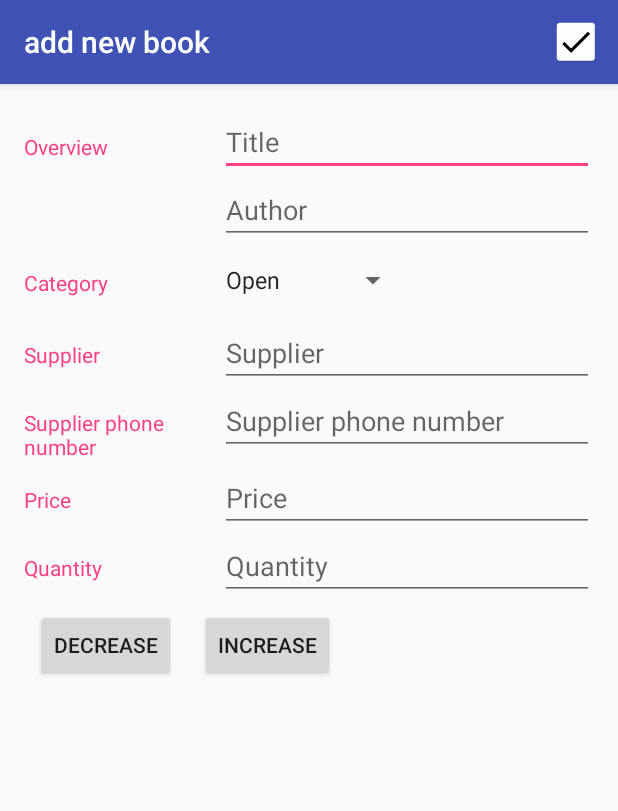
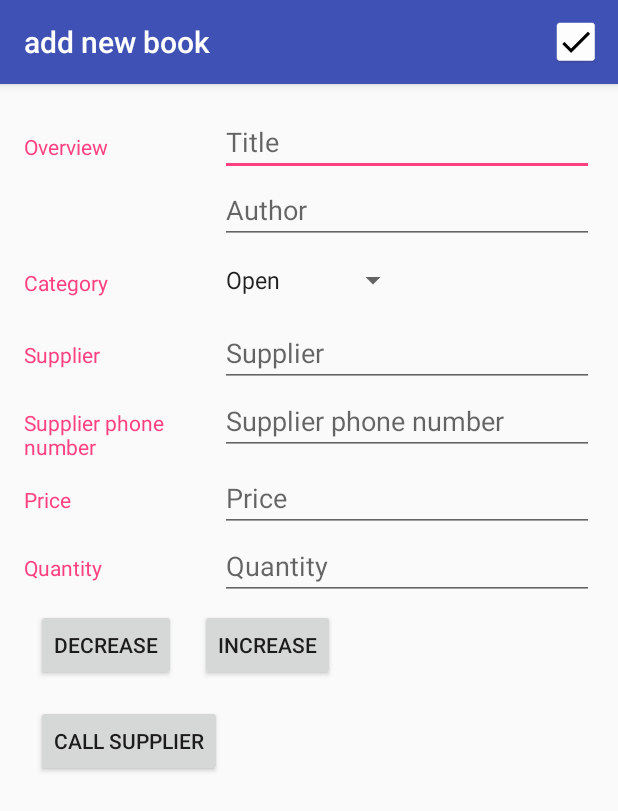
Before and after one commit to idzikowskijedrzej/InventoryApp2, an Android app: the EditActivity screen opened directly, with no data from a screen before it, on a phone screen of 412 x 824 dp. Shown: the top 811 px of the screen. Run offline under Robolectric (Android 15) with nearby library versions, the phone set to English and light mode, and no system bars.

Commit message:
Added callSupplier Button with functionality

```diff
--- a/app/src/main/java/com/example/jedrzej/inventoryapp2/EditActivity.java
+++ b/app/src/main/java/com/example/jedrzej/inventoryapp2/EditActivity.java
@@ -45,6 +45,7 @@ public class EditActivity extends AppCompatActivity implements
     private EditText quantityEditText;
     private Button increaseQuantity;
     private Button decreaseQuantity;
+    private Button callSupplier;
 
     private int category = BookEntry.CATEGORY_UNKNOWN;
 
@@ -95,6 +96,7 @@ public class EditActivity extends AppCompatActivity implements
         quantityEditText = findViewById(R.id.edit_book_quantity);
         increaseQuantity = findViewById(R.id.increase_btn);
         decreaseQuantity = findViewById(R.id.decrease_btn);
+        callSupplier = findViewById(R.id.call_btn);
 
         increaseQuantity.setOnClickListener(new View.OnClickListener() {
             @Override
@@ -114,6 +116,20 @@ public class EditActivity extends AppCompatActivity implements
                     i--;
                 }
                 quantityEditText.setText(String.valueOf(i));
+            }
+        });
+
+        callSupplier.setOnClickListener(new View.OnClickListener() {
+            @Override
+            public void onClick(View v) {
+                try {
+                    String uri = "tel:" + supplierPhoneEditText.getText().toString().trim();
+                    Intent intent = new Intent(Intent.ACTION_DIAL);
+                    intent.setData(Uri.parse(uri));
+                    startActivity(intent);
+                } catch (Exception e) {
+                    Toast.makeText(v.getContext(), R.string.call_error, Toast.LENGTH_SHORT).show();
+                }
             }
         });
 
--- a/app/src/main/res/layout/activity_edit.xml
+++ b/app/src/main/res/layout/activity_edit.xml
@@ -16,30 +16,30 @@
 
         <!-- Label -->
         <TextView
-            android:text="@string/book_overview"
-            style="@style/CategoryStyle" />
+            style="@style/CategoryStyle"
+            android:text="@string/book_overview" />
 
         <!-- Input fields -->
         <LinearLayout
+            android:layout_width="0dp"
             android:layout_height="wrap_content"
-            android:layout_width="0dp"
             android:layout_weight="2"
-            android:paddingLeft="4dp"
-            android:orientation="vertical">
+            android:orientation="vertical"
+            android:paddingLeft="4dp">
 
             <!-- Name field -->
             <EditText
                 android:id="@+id/edit_book_name"
+                style="@style/EditorFieldStyle"
                 android:hint="@string/book_hint_name"
-                android:inputType="textCapWords"
-                style="@style/EditorFieldStyle" />
+                android:inputType="textCapWords" />
 
             <!-- Breed field -->
             <EditText
                 android:id="@+id/edit_book_author"
+                style="@style/EditorFieldStyle"
                 android:hint="@string/book_hint_author"
-                android:inputType="textCapWords"
-                style="@style/EditorFieldStyle" />
+                android:inputType="textCapWords" />
         </LinearLayout>
     </LinearLayout>
 
@@ -51,21 +51,21 @@
 
         <!-- Label -->
         <TextView
-            android:text="@string/book_category"
-            style="@style/CategoryStyle" />
+            style="@style/CategoryStyle"
+            android:text="@string/book_category" />
 
         <!-- Input field -->
         <LinearLayout
+            android:layout_width="0dp"
             android:layout_height="wrap_content"
-            android:layout_width="0dp"
             android:layout_weight="2"
             android:orientation="vertical">
 
             <!-- Gender drop-down spinner -->
             <Spinner
                 android:id="@+id/spinner_category"
+                android:layout_width="wrap_content"
                 android:layout_height="48dp"
-                android:layout_width="wrap_content"
                 android:paddingRight="16dp"
                 android:spinnerMode="dropdown"/>
         </LinearLayout>
@@ -79,22 +79,22 @@
 
         <!-- Label -->
         <TextView
-            android:text="@string/book_supplier"
-            style="@style/CategoryStyle" />
+            style="@style/CategoryStyle"
+            android:text="@string/book_supplier" />
 
         <!-- Input fields -->
         <RelativeLayout
+            android:layout_width="0dp"
             android:layout_height="wrap_content"
-            android:layout_width="0dp"
             android:layout_weight="2"
             android:paddingLeft="4dp">
 
             <!-- Weight field -->
             <EditText
                 android:id="@+id/edit_supplier"
+                style="@style/EditorFieldStyle"
                 android:hint="@string/book_supplier"
-                android:inputType="number"
-                style="@style/EditorFieldStyle" />
+                android:inputType="number" />
 
         </RelativeLayout>
     </LinearLayout>
@@ -107,22 +107,22 @@
 
         <!-- Label -->
         <TextView
-            android:text="@string/book_supplier_phone"
-            style="@style/CategoryStyle" />
+            style="@style/CategoryStyle"
+            android:text="@string/book_supplier_phone" />
 
         <!-- Input fields -->
         <RelativeLayout
+            android:layout_width="0dp"
             android:layout_height="wrap_content"
-            android:layout_width="0dp"
             android:layout_weight="2"
             android:paddingLeft="4dp">
 
             <!-- Weight field -->
             <EditText
                 android:id="@+id/edit_supplier_phone"
+                style="@style/EditorFieldStyle"
                 android:hint="@string/book_supplier_phone"
-                android:inputType="number"
-                style="@style/EditorFieldStyle" />
+                android:inputType="number" />
 
         </RelativeLayout>
     </LinearLayout>
@@ -136,22 +136,22 @@
 
         <!-- Label -->
         <TextView
-            android:text="@string/book_price"
-            style="@style/CategoryStyle" />
+            style="@style/CategoryStyle"
+            android:text="@string/book_price" />
 
         <!-- Input fields -->
         <RelativeLayout
+            android:layout_width="0dp"
             android:layout_height="wrap_content"
-            android:layout_width="0dp"
             android:layout_weight="2"
             android:paddingLeft="4dp">
 
             <!-- Weight field -->
             <EditText
                 android:id="@+id/edit_book_price"
+                style="@style/EditorFieldStyle"
                 android:hint="@string/book_price"
-                android:inputType="number"
-                style="@style/EditorFieldStyle" />
+                android:inputType="number" />
 
         </RelativeLayout>
     </LinearLayout>
@@ -164,22 +164,22 @@
 
         <!-- Label -->
         <TextView
-            android:text="@string/book_quantity"
-            style="@style/CategoryStyle" />
+            style="@style/CategoryStyle"
+            android:text="@string/book_quantity" />
 
         <!-- Input fields -->
         <RelativeLayout
+            android:layout_width="0dp"
             android:layout_height="wrap_content"
-            android:layout_width="0dp"
             android:layout_weight="2"
             android:paddingLeft="4dp">
 
             <!-- Weight field -->
             <EditText
                 android:id="@+id/edit_book_quantity"
+                style="@style/EditorFieldStyle"
                 android:hint="@string/book_quantity"
-                android:inputType="number"
-                style="@style/EditorFieldStyle" />
+                android:inputType="number" />
 
         </RelativeLayout>
     </LinearLayout>
@@ -187,23 +187,31 @@
     <LinearLayout
         android:id="@+id/container_buttons"
         android:layout_width="match_parent"
+        android:layout_height="wrap_content"
         android:layout_gravity="center"
-        android:layout_height="wrap_content"
         android:orientation="horizontal">
         <Button
             android:id="@+id/decrease_btn"
+            android:layout_width="wrap_content"
+            android:layout_height="wrap_content"
             android:layout_margin="@dimen/mediumMargin"
-            android:text="@string/decrease_value"
-            android:layout_width="wrap_content"
-            android:layout_height="wrap_content" />
+            android:text="@string/decrease_value" />
 
         <Button
             android:id="@+id/increase_btn"
+            android:layout_width="wrap_content"
+            android:layout_height="wrap_content"
             android:layout_margin="@dimen/mediumMargin"
-            android:text="@string/increase_value"
             android:gravity="center"
-            android:layout_width="wrap_content"
-            android:layout_height="wrap_content" />
+            android:text="@string/increase_value" />
 
     </LinearLayout>
+
+    <Button
+        android:id="@+id/call_btn"
+        android:layout_width="wrap_content"
+        android:layout_height="wrap_content"
+        android:layout_margin="@dimen/mediumMargin"
+        android:gravity="center"
+        android:text="@string/call_supplier"/>
 </LinearLayout>
--- a/app/src/main/res/values/strings.xml
+++ b/app/src/main/res/values/strings.xml
@@ -20,6 +20,8 @@
     <string name="increase_value">increase</string>
     <string name="decrease_value">decrease</string>
 
+    <string name="call_supplier">Call supplier</string>
+
     <string name="category_open">Open</string>
     <string name="category_mature">Mature</string>
     <string name="category_unknown">Unknown</string>
@@ -41,4 +43,5 @@
     <string name="cancel">Cancel</string>
     <string name="delete_book_failed">Error with deleting book.</string>
     <string name="delete_book_successful">Book deleted.</string>
+    <string name="call_error">Could not call the supplier, try manually.</string>
 </resources>
```
